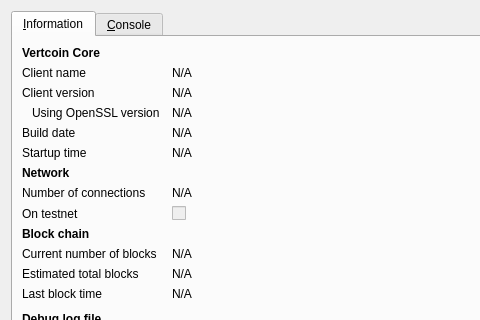
Old version of the form src/qt/forms/rpcconsole.ui in the repository ECHO-ECHOOooo/kudzucoin; both pictures show x 0 to 480 and y 0 to 320 of the 740 by 450 pixel window.
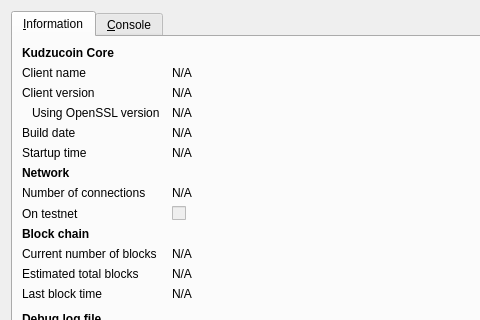
New version of the form. Icons and pictures are not drawn.

What changed in the file:
```diff
--- a/src/qt/forms/rpcconsole.ui
+++ b/src/qt/forms/rpcconsole.ui
@@ -36,7 +36,7 @@
           </font>
          </property>
          <property name="text">
-          <string>Vertcoin Core</string>
+          <string>Kudzucoin Core</string>
          </property>
         </widget>
        </item>
```
Left out of the diff: 6 changed lines with no effect on the pictures.
